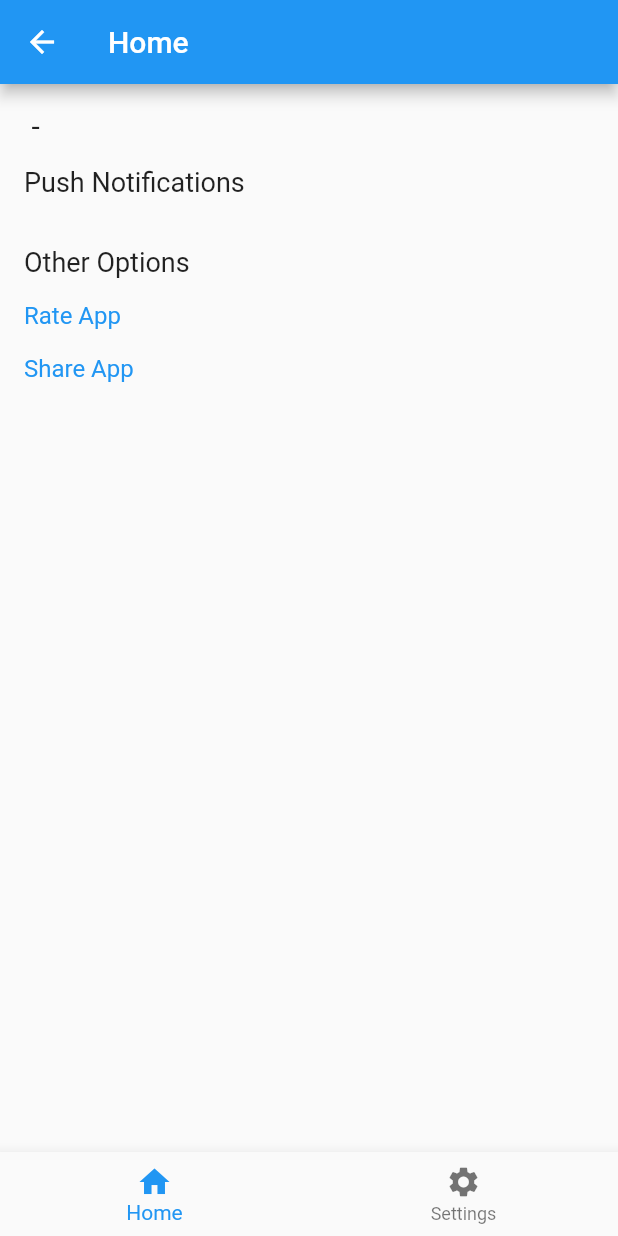
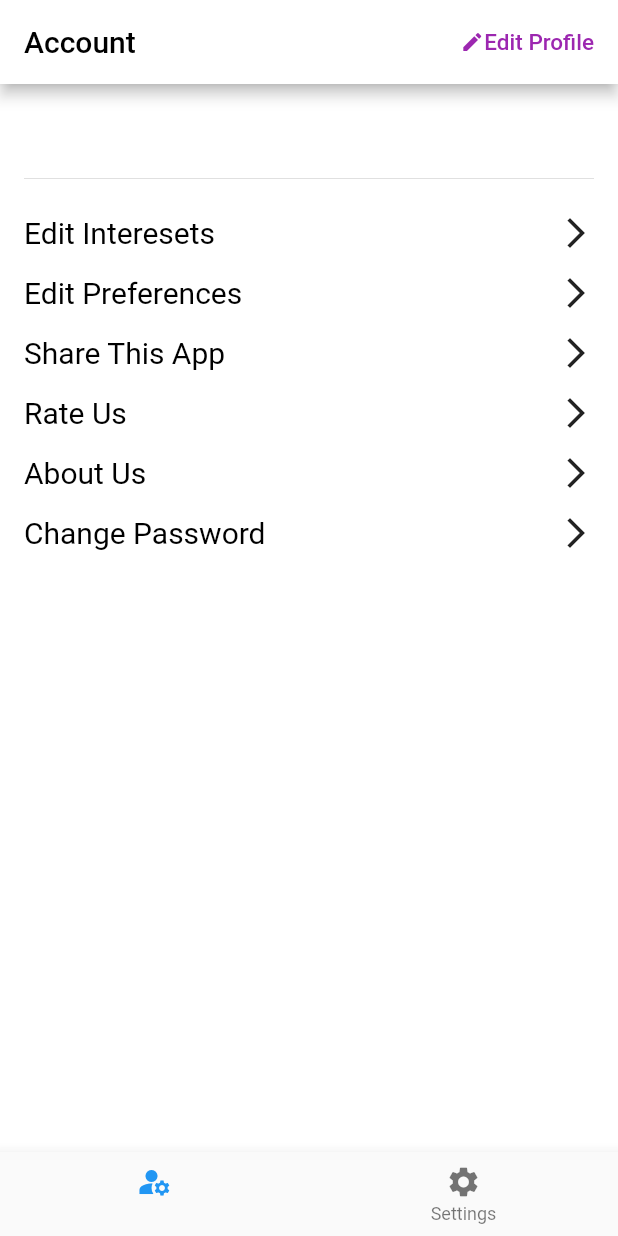
Before and after one commit to Rakibul25/firebase_auth_test, a Flutter app: the HomePage screen opened directly with empty values, on a phone screen of 412 x 824 dp. Run offline on Flutter 3.47's test engine with Material 2 defaults, Android fonts, the phone set to English and light mode, and no system bars; our stand-ins replace cloud_firestore, firebase_auth, firebase_core, google_sign_in, share_plus; accounts and stored records are empty.

Commit message:
summing up

```diff
--- a/lib/views/dialog.dart
+++ b/lib/views/dialog.dart
@@ -13,16 +13,18 @@ class loadingDialog extends StatelessWidget {
         children: [
           Container(
             alignment: Alignment.center,
-            padding: const EdgeInsets.only(top: 14),
+            padding: const EdgeInsets.only(top: 14,bottom: 14),
             child: const CircularProgressIndicator(
               valueColor: AlwaysStoppedAnimation(Colors.pinkAccent),
             ),
           ),
+
           Text(
-            message.toString()+", please wait..",
+            message.toString(),
           )
         ],
       ),
     );
   }
+
 }
--- a/lib/views/profile.dart
+++ b/lib/views/profile.dart
@@ -1,13 +1,13 @@
 import 'package:firebase_auth_test/models/user.dart';
 import 'package:flutter/material.dart';
+import 'package:share_plus/share_plus.dart';
 
 import '../controllers/homeController.dart';
 
 
 class HomePage extends StatefulWidget {
-  final UserModel userModel;
-
-  HomePage({required this.userModel});
+  final String userdata;
+  HomePage({required this.userdata});
 
   @override
   _HomePageState createState() => _HomePageState();
@@ -16,17 +16,26 @@ class HomePage extends StatefulWidget {
 class _HomePageState extends State<HomePage> {
   late HomeController _controller;
 
-  @override
-  void initState() {
-    super.initState();
-    _controller = HomeController(userModel: widget.userModel);
-  }
 
   @override
   Widget build(BuildContext context) {
     return Scaffold(
+      backgroundColor: Colors.white,
       appBar: AppBar(
-        title: Text('Home'),
+        backgroundColor: Colors.white,
+        title: Row(
+          mainAxisAlignment: MainAxisAlignment.spaceBetween,
+          children: [
+            Text("Account", style: TextStyle(fontSize: 20,color: Colors.black)),
+            Row(
+              children: [
+                Icon(Icons.edit,size: 16,color: Colors.purple,),
+                Text("Edit Profile", style: TextStyle(fontSize: 15,color: Colors.purple),),
+              ],
+            )
+          ],
+        ),
+        automaticallyImplyLeading: false,
       ),
       body: Padding(
         padding: const EdgeInsets.all(16.0),
@@ -34,33 +43,25 @@ class _HomePageState extends State<HomePage> {
           crossAxisAlignment: CrossAxisAlignment.start,
           children: [
             Text(
-              '${widget.userModel.name} - ${widget.userModel.email}',
+              '${widget.userdata}',
               style: TextStyle(fontSize: 20),
             ),
             SizedBox(height: 16),
-            Row(
-              mainAxisAlignment: MainAxisAlignment.spaceBetween,
-              children: [
-                Text(
-                  'Push Notifications',
-                  style: TextStyle(fontSize: 18),
-                ),
-
-              ],
-            ),
-            SizedBox(height: 32),
-            Text(
-              'Other Options',
-              style: TextStyle(fontSize: 18),
-            ),
+            Divider(),
             SizedBox(height: 16),
             InkWell(
               onTap: () {
                 _controller.rateApp();
               },
-              child: Text(
-                'Rate App',
-                style: TextStyle(fontSize: 16, color: Colors.blue),
+              child: Row(
+                mainAxisAlignment: MainAxisAlignment.spaceBetween,
+                children: [
+                  Text(
+                    'Edit Interesets',
+                    style: TextStyle(fontSize: 20, color: Colors.black),
+                  ),
+                  Icon(Icons.arrow_forward_ios)
+                ],
               ),
             ),
             SizedBox(height: 16),
@@ -68,11 +69,84 @@ class _HomePageState extends State<HomePage> {
               onTap: () {
                 _controller.shareApp();
               },
-              child: Text(
-                'Share App',
-                style: TextStyle(fontSize: 16, color: Colors.blue),
+              child: Row(
+                mainAxisAlignment: MainAxisAlignment.spaceBetween,
+                children: [
+                  Text(
+                    'Edit Preferences',
+                    style: TextStyle(fontSize: 20, color: Colors.black),
+                  ),
+                  Icon(Icons.arrow_forward_ios)
+                ],
               ),
             ),
+            SizedBox(height: 16),
+            InkWell(
+              onTap: () async {
+                //_controller.rateApp();
+                await Share.share("https//www.playstore.com", subject: "App");
+              },
+              child:Row(
+                mainAxisAlignment: MainAxisAlignment.spaceBetween,
+                children: [
+                  Text(
+                    'Share This App',
+                    style: TextStyle(fontSize: 20, color: Colors.black),
+                  ),
+                  Icon(Icons.arrow_forward_ios)
+                ],
+              ),
+            ),
+            SizedBox(height: 16),
+            InkWell(
+              onTap: () {
+                _controller.rateApp();
+              },
+              child: Row(
+                mainAxisAlignment: MainAxisAlignment.spaceBetween,
+                children: [
+                  Text(
+                    'Rate Us',
+                    style: TextStyle(fontSize: 20, color: Colors.black),
+                  ),
+                  Icon(Icons.arrow_forward_ios)
+                ],
+              ),
+            ),
+            SizedBox(height: 16),
+            InkWell(
+              onTap: () {
+                _controller.rateApp();
+              },
+              child: Row(
+                mainAxisAlignment: MainAxisAlignment.spaceBetween,
+                children: [
+                  Text(
+                    'About Us',
+                    style: TextStyle(fontSize: 20, color: Colors.black),
+                  ),
+                  Icon(Icons.arrow_forward_ios)
+                ],
+              ),
+            ),
+            SizedBox(height: 16),
+            InkWell(
+              onTap: () {
+                _controller.rateApp();
+              },
+              child: Row(
+                mainAxisAlignment: MainAxisAlignment.spaceBetween,
+                children: [
+                  Text(
+                    'Change Password',
+                    style: TextStyle(fontSize: 20, color: Colors.black),
+                  ),
+                  Icon(Icons.arrow_forward_ios)
+                ],
+              ),
+            ),
+            SizedBox(height: 16),
+
           ],
         ),
       ),
@@ -80,8 +154,8 @@ class _HomePageState extends State<HomePage> {
         currentIndex: 0, // index of current page
         items: [
           BottomNavigationBarItem(
-            icon: Icon(Icons.home),
-            label: 'Home',
+            icon: Icon(Icons.manage_accounts),
+            label: '${widget.userdata}',
           ),
           BottomNavigationBarItem(
             icon: Icon(Icons.settings),
--- a/pubspec.yaml
+++ b/pubspec.yaml
@@ -39,6 +39,8 @@ dependencies:
   firebase_core: ^2.7.1
   provider: ^6.0.5
   cloud_firestore: ^4.4.4
+  google_sign_in: ^6.0.2
+  share_plus: ^6.3.1
 
 dev_dependencies:
   flutter_test:
```
Also changed, not shown: lib/controllers/signupController.dart (+26 -2 lines), lib/models/login_model.dart (+29 -0 lines), lib/views/login_view.dart (+51 -47 lines), lib/views/signupview.dart (+34 -5 lines), pubspec.lock.
